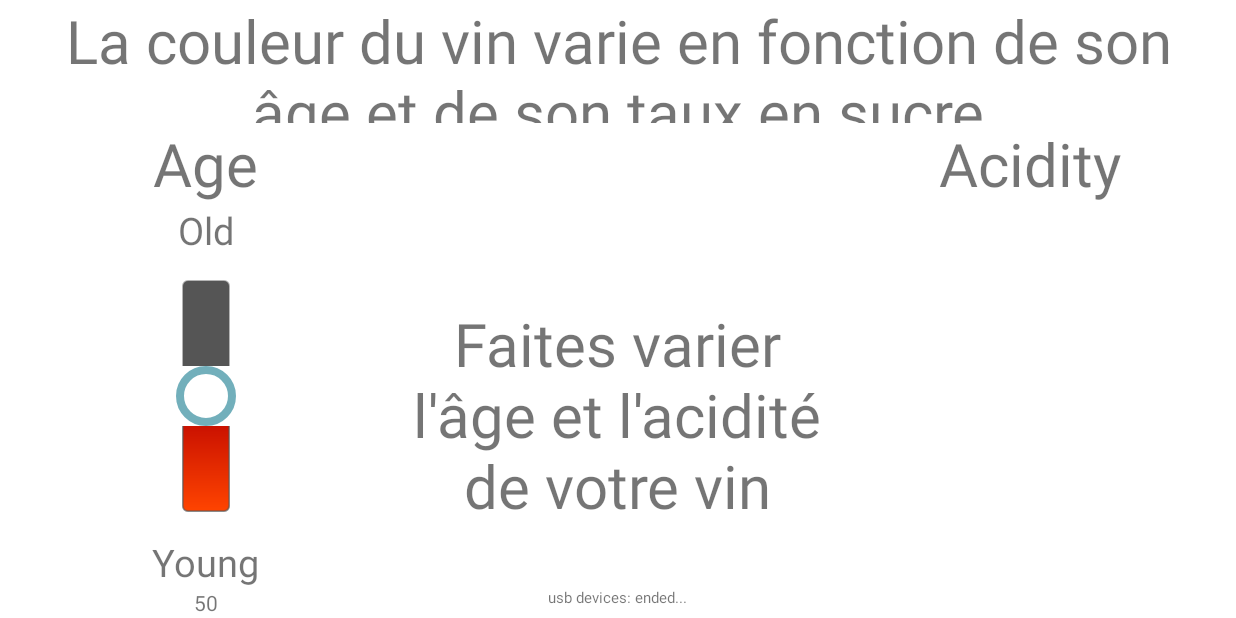
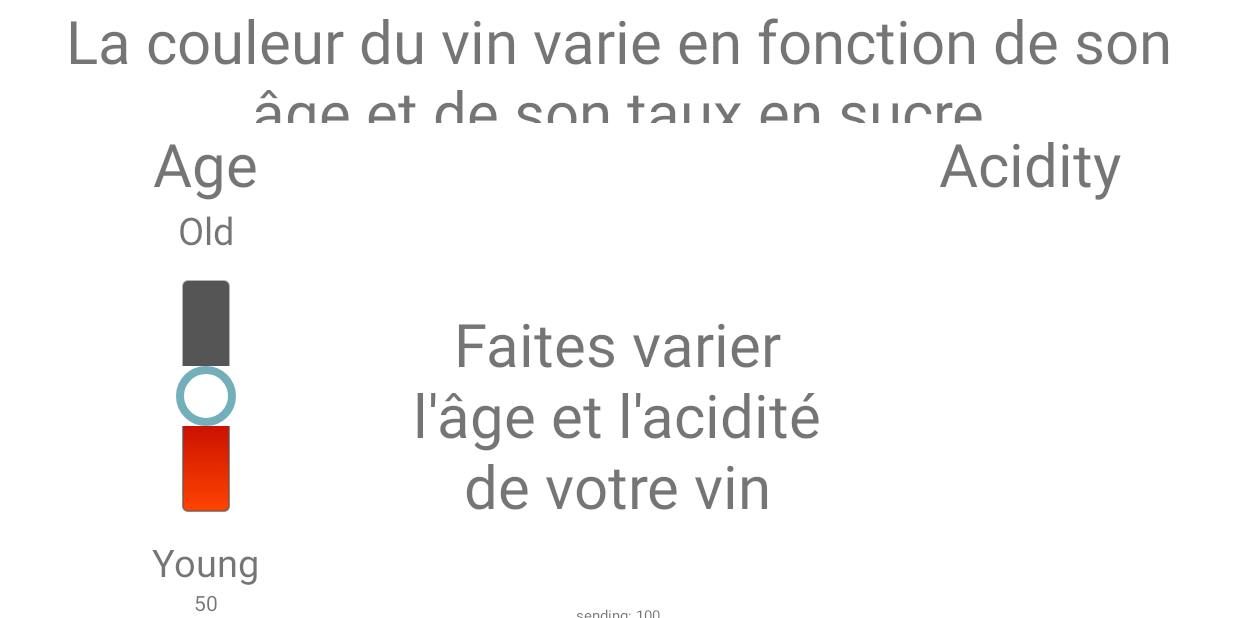
Before and after one commit to alexandre-mazel/AndroidStudioProjects, an Android app: the screen it shows after launch (MyActivity), after a tap on an icon or button, on a phone screen of 824 x 412 dp (held sideways). Run offline under Robolectric (Android 15) with nearby library versions, the light colour scheme and no system bars.

Commit message:
quasi fini

```diff
--- a/Glasses/app/src/main/java/com/electronoos/glasses/LoggerWidget.java
+++ b/Glasses/app/src/main/java/com/electronoos/glasses/LoggerWidget.java
@@ -13,7 +13,7 @@ import java.util.Date;
  */
 public class LoggerWidget {
     private TextView textView_log_ = null;
-    private int nNbrLineMax_ = 10;
+    private int nNbrLineMax_ = 12;
 
     public LoggerWidget()
     {
@@ -75,9 +75,11 @@ public class LoggerWidget {
         {
             listLine.add( lines[i] );
         }
-        listLine.add(strNew);
+        //listLine.add(strNew);
 
         String newFullLogs = TextUtils.join("\n", listLine);
+
+        newFullLogs += "\n" + strNew;
 
 
         textView_log_.setText( newFullLogs );
--- a/Glasses/app/src/main/java/com/electronoos/glasses/MyActivity.java
+++ b/Glasses/app/src/main/java/com/electronoos/glasses/MyActivity.java
@@ -61,7 +61,7 @@ public class MyActivity extends ActionBarActivity {
         seekBar_age_.setOnSeekBarChangeListener(myOnSeekBarChangeListener);
 
         if (usbController_ == null) {
-            usbController_ = new UsbController(this, mConnectionHandler, VID, PID, textView_usb_debug_, logger_);
+            usbController_ = new UsbController(this, mConnectionHandler, VID, PID, textView_usb_debug_, logger_, this);
         }
         logger_.l( strClassName, "onCreate: usb controller: " + (usbController_ != null));
         //textView_age_.setWidth(800);
@@ -122,7 +122,7 @@ public class MyActivity extends ActionBarActivity {
     public void refresh_usb(View view) {
         // Do something in response to button
         logger_.l( strClassName, "refresh_usb: begin");
-        usbController_ = new UsbController(this, mConnectionHandler, VID, PID, textView_usb_debug_, logger_);
+        usbController_ = new UsbController(this, mConnectionHandler, VID, PID, textView_usb_debug_, logger_, this);
     }
 
     public void seek_age_changed(SeekBar seekBar, int progress, boolean fromUser) {
@@ -152,4 +152,9 @@ public class MyActivity extends ActionBarActivity {
         }
     };
 
+    public int getAge()
+    {
+        return seekBar_age_.getProgress();
+    }
+
 }
--- a/Glasses/app/src/main/java/com/electronoos/glasses/MyOnSeekBarChangeListener.java
+++ b/Glasses/app/src/main/java/com/electronoos/glasses/MyOnSeekBarChangeListener.java
@@ -27,15 +27,17 @@ public class MyOnSeekBarChangeListener implements SeekBar.OnSeekBarChangeListene
 
     @Override
     public void onProgressChanged(SeekBar seekBar, int progresValue, boolean fromUser) {
-        logger_.l( strClassName, "seek_age_changed: in");
+        logger_.l( strClassName, "seek_age_changed: in\n");
         logger_.l( strClassName, "seek_age_changed: " + Integer.toString(progresValue) );
+        logger_.l( strClassName, "from user: " + Boolean.toString(fromUser) );
         nPprogress = progresValue;
         textViewProgress_.setText(Integer.toString(progresValue));
 //        Toast.makeText(getApplicationContext(), "Changing seekbar's progress", Toast.LENGTH_SHORT).show();
 
-        if(fromUser){
+        if(fromUser || true ){
             if(usbController_ != null){
-                usbController_.send((byte)(nPprogress&0xFF));
+                logger_.l( strClassName, "sending!" );
+                usbController_.send((byte)((nPprogress*2)&0xFF));
             }
         }
     }
--- a/Glasses/app/src/main/java/com/electronoos/glasses/UsbController.java
+++ b/Glasses/app/src/main/java/com/electronoos/glasses/UsbController.java
@@ -41,6 +41,8 @@ import android.os.SystemClock;
 import android.text.TextUtils;
 import android.util.Log;
 import android.widget.TextView;
+
+import com.electronoos.glasses.MyActivity;
 import com.electronoos.utils.LoggerWidget;
 
 /**
@@ -59,6 +61,7 @@ public class UsbController {
 	private final int PID;
 	protected static final String ACTION_USB_PERMISSION = "ch.serverbox.android.USB";
     private final static String strClassName = "USBController";
+    private final MyActivity myActivity_;
 
 
 
@@ -68,7 +71,7 @@ public class UsbController {
 	 * @param parentActivity
 	 */
 	public UsbController(Activity parentActivity,
-			IUsbConnectionHandler connectionHandler, int vid, int pid, TextView textView_usb_debug, LoggerWidget logger) {
+			IUsbConnectionHandler connectionHandler, int vid, int pid, TextView textView_usb_debug, LoggerWidget logger, MyActivity myActivity) {
 		mApplicationContext = parentActivity.getApplicationContext();
 		mConnectionHandler = connectionHandler;
 		mUsbManager = (UsbManager) mApplicationContext
@@ -77,6 +80,7 @@ public class UsbController {
 		PID = pid;
         textView_usb_debug_ = textView_usb_debug;
         logger_ = logger;
+        myActivity_ = myActivity;
 		init();
 	}
 
@@ -123,19 +127,21 @@ public class UsbController {
     {
 		if (mLoop != null)
         {
-            logger_.e( strClassName, "lopper running already");
+            logger_.e(strClassName, "lopper running already");
 			mConnectionHandler.onErrorLooperRunningAlready();
 			return;
 		}
 		mLoop = new UsbRunnable(d);
 		mUsbThread = new Thread(mLoop);
 		mUsbThread.start();
-        logger_.l( strClassName, "stread started");
+        logger_.l(strClassName, "stread started");
 	}
 
-	public void send(byte data) {
+	public void send(byte data){
 		mData = data;
-        textView_usb_debug_.setText( "sending: " + Integer.toString(data) );
+        short dataForPrint = (short) (data & 0xFF); // convert to signed short interpreting byte as unsigned (constant are int by default)
+        textView_usb_debug_.setText( "sending: " + Short.toString(dataForPrint) );
+        logger_.l( strClassName, "sending: " + Short.toString(dataForPrint) );
 		synchronized (sSendLock) {
 			sSendLock.notify();
 		}
@@ -150,17 +156,17 @@ public class UsbController {
 		while (deviter.hasNext()) {
 			UsbDevice d = deviter.next();
             String infoDevice = "Found device: " + String.format("%04X:%04X", d.getVendorId(),d.getProductId());
-            logger_.l( strClassName, infoDevice );
+            logger_.l(strClassName, infoDevice);
             infoDeviceLog += infoDevice + "\n";
 			if (d.getVendorId() == VID && d.getProductId() == PID) {
-                logger_.l( strClassName, "Device under: " + d.getDeviceName());
+                logger_.l(strClassName, "Device under: " + d.getDeviceName());
                 infoDeviceLog += "recognized...\n";
                 //SystemClock.sleep(1000);
 				if (!mUsbManager.hasPermission(d))
                 {
 					listener.onPermissionDenied(d);
                     infoDeviceLog += "permission denied...\n";
-                    logger_.l( strClassName, "permission denied\n");
+                    logger_.l(strClassName, "permission denied\n");
                 }
 				else
                 {
@@ -173,7 +179,7 @@ public class UsbController {
 		}
         infoDeviceLog += "ended...\n";
         textView_usb_debug_.setText( infoDeviceLog );
-        logger_.l( strClassName, "no more devices found");
+        logger_.l(strClassName, "no more devices found");
 		mConnectionHandler.onDeviceNotFound();
 	}
 
@@ -186,24 +192,24 @@ public class UsbController {
 
 		@Override
 		public void onReceive(Context context, Intent intent) {
-            logger_.l( strClassName, "onReceive: enter");
+            logger_.l(strClassName, "onReceive: enter");
 			mApplicationContext.unregisterReceiver(this);
 			if (intent.getAction().equals(ACTION_USB_PERMISSION)) {
 				if (!intent.getBooleanExtra(
 						UsbManager.EXTRA_PERMISSION_GRANTED, false))
                 {
-                    logger_.l( strClassName, "onReceive: perm denied");
+                    logger_.l(strClassName, "onReceive: perm denied");
 					mPermissionListener.onPermissionDenied((UsbDevice) intent
 							.getParcelableExtra(UsbManager.EXTRA_DEVICE));
 				} else {
-                    logger_.l( strClassName, "onReceive: Permission granted");
+                    logger_.l(strClassName, "onReceive: Permission granted");
 					UsbDevice dev = (UsbDevice) intent
 							.getParcelableExtra(UsbManager.EXTRA_DEVICE);
 					if (dev != null) {
 						if (dev.getVendorId() == VID
 								&& dev.getProductId() == PID)
                         {
-                            logger_.l( strClassName, "onReceive: start new thread");
+                            logger_.l(strClassName, "onReceive: start new thread");
                             startHandler(dev);// has new thread
 						}
 					} else {
@@ -219,7 +225,7 @@ public class UsbController {
 	private static final Object[] sSendLock = new Object[]{};//learned this trick from some google example :)
 	//basically an empty array is lighter than an  actual new Object()...
 	private boolean mStop = false;
-	private byte mData = 0x00;
+	private byte mData = 0x05;
 
 	private class UsbRunnable implements Runnable {
 		private final UsbDevice mDevice;
@@ -255,16 +261,23 @@ public class UsbController {
 			for (;;) {// this is the main loop for transferring
 				synchronized (sSendLock) {//ok there should be a OUT queue, no guarantee that the byte is sent actually
 					try {
+                        logger_.l( strClassName, "avant wait");
 						sSendLock.wait();
+                        logger_.l(strClassName, "apres wait");
 					} catch (InterruptedException e) {
 						if (mStop) {
 							mConnectionHandler.onUsbStopped();
 							return;
 						}
+                        logger_.l( strClassName, "interrupted!!!");
 						e.printStackTrace();
 					}
 				}
-				conn.bulkTransfer(epOUT, new byte[] { mData }, 1, 0);
+                logger_.l( strClassName, "data: " + Byte.toString(( mData )));
+                int nAge = myActivity_.getAge();
+                logger_.l( strClassName, "age: " + Integer.toString(( nAge )));
+                mData = (byte)((nAge*2)&0xFF);
+				conn.bulkTransfer(epOUT, new byte[]{mData}, 1, 0);
 
 				if (mStop) {
 					mConnectionHandler.onUsbStopped();
@@ -279,7 +292,7 @@ public class UsbController {
 			new IPermissionListener() {
 				@Override
 				public void onPermissionDenied(UsbDevice d) {
-                    logger_.l( strClassName, "Permission denied on " + d.getDeviceId() );
+                    logger_.l(strClassName, "Permission denied on " + d.getDeviceId());
 				}
 			});
 
--- a/Glasses/app/src/main/res/layout/activity_my.xml
+++ b/Glasses/app/src/main/res/layout/activity_my.xml
@@ -138,7 +138,7 @@
                 android:textSize="10dp"
                 />
             <TextView android:id="@+id/text_view_debug_log"
-                android:layout_height="120dp"
+                android:layout_height="160dp"
                 android:layout_width="wrap_content"
                 android:text="(debug log)"
                 android:layout_gravity="center"
```
